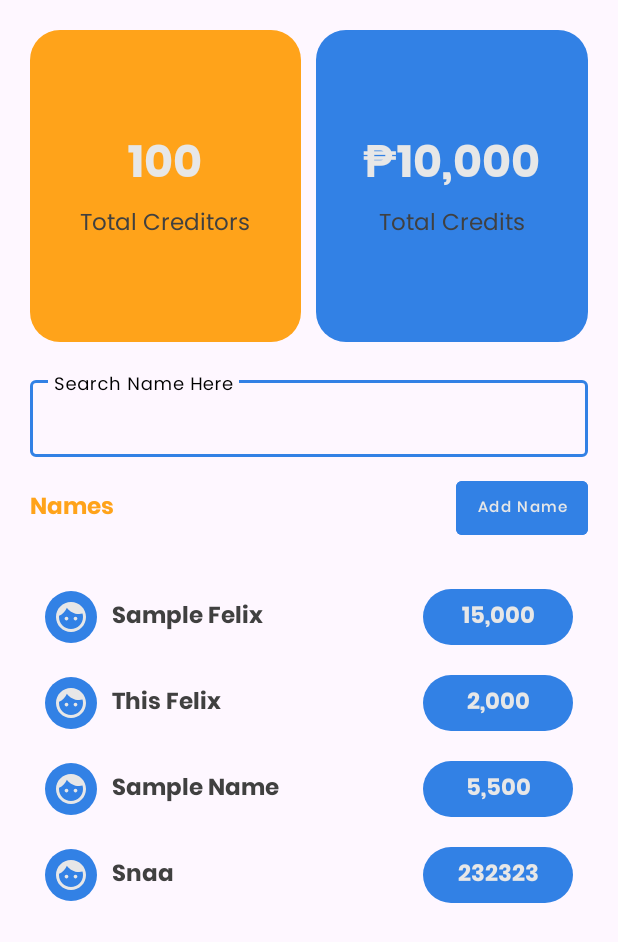
After one commit to NotReallyAProgrammer/IT307_Project, an Android app: the Credits screen opened directly, with no data from a screen before it, on a phone screen of 412 x 824 dp. The commit adds this screen. Shown: the top 942 px of the screen. Run offline under Robolectric (Android 15) with nearby library versions, the phone set to English and light mode, and no system bars.

Commit message:
Credit Ui

```diff
--- /dev/null
+++ b/app/src/main/java/com/example/it307_project/Adapter/CreditAdapter.java
@@ -0,0 +1,57 @@
+package com.example.it307_project.Adapter;
+
+import android.content.Context;
+import android.view.LayoutInflater;
+import android.view.View;
+import android.view.ViewGroup;
+import android.widget.TextView;
+
+import androidx.annotation.NonNull;
+import androidx.recyclerview.widget.RecyclerView;
+
+import com.example.it307_project.Model.CreditModel;
+import com.example.it307_project.Model.ItemModel;
+import com.example.it307_project.R;
+
+import java.util.List;
+
+public class CreditAdapter extends RecyclerView.Adapter<CreditAdapter.ViewHolder> {
+    Context context;
+    List<CreditModel> creditModel;
+
+    public CreditAdapter(Context c, List<CreditModel> creditModels){
+        this.context = c;
+        this.creditModel = creditModels;
+    }
+
+
+    @NonNull
+    @Override
+    public CreditAdapter.ViewHolder onCreateViewHolder(@NonNull ViewGroup parent, int viewType) {
+        LayoutInflater inflater = LayoutInflater.from(context);
+        View view = inflater.inflate(R.layout.credits_cardview,parent,false);
+        return new ViewHolder(view);
+    }
+
+    @Override
+    public void onBindViewHolder(@NonNull CreditAdapter.ViewHolder holder, int position) {
+        holder.TVname.setText(creditModel.get(position).getName());
+        holder.TVindividualcredit.setText(creditModel.get(position).getTotalCredit());
+
+    }
+
+    @Override
+    public int getItemCount() {
+        return creditModel.size();
+    }
+
+    public class ViewHolder extends RecyclerView.ViewHolder{
+        TextView TVname,TVindividualcredit;
+        public ViewHolder(@NonNull View itemView) {
+            super(itemView);
+            TVname = itemView.findViewById(R.id.TVcreditname);
+            TVindividualcredit = itemView.findViewById(R.id.TVindividualcredit);
+
+        }
+    }
+}
--- a/app/src/main/java/com/example/it307_project/Adapter/NavAdapter.java
+++ b/app/src/main/java/com/example/it307_project/Adapter/NavAdapter.java
@@ -1,18 +1,26 @@
 package com.example.it307_project.Adapter;
 
 
+import static android.content.ContentValues.TAG;
+
+import static androidx.core.content.ContextCompat.startActivity;
+
 import android.content.Context;
+import android.content.Intent;
 import android.view.LayoutInflater;
 import android.view.View;
 import android.view.ViewGroup;
 import android.widget.TextView;
+import android.widget.Toast;
 
 import androidx.annotation.NonNull;
 import androidx.recyclerview.widget.RecyclerView;
 
 import com.example.it307_project.Model.NavModel;
 import com.example.it307_project.R;
+import com.example.it307_project.Sales;
 
+import java.lang.ref.WeakReference;
 import java.util.List;
 
 
@@ -20,10 +28,14 @@ public class NavAdapter extends RecyclerView.Adapter<NavAdapter.ViewHolder>{
 
     Context context;
     List<NavModel> navModel;
+    private final ClickListener listener;
 
-    public NavAdapter(Context c, List<NavModel> navModels){
+
+
+    public NavAdapter(Context c, List<NavModel> navModels, ClickListener listener){
         this.context = c;
         this.navModel = navModels;
+        this.listener = listener;
     }
 
     @NonNull
@@ -46,16 +58,29 @@ public class NavAdapter extends RecyclerView.Adapter<NavAdapter.ViewHolder>{
         return navModel.size();
     }
 
-    public class ViewHolder extends RecyclerView.ViewHolder{
+    public interface ClickListener {
+        void onPositionClicked(int position);
+
+    }
+
+    public class ViewHolder extends RecyclerView.ViewHolder implements View.OnClickListener {
 
         private TextView TVnavtitle, TVnavdisc, BTNnavview;
+        private WeakReference<ClickListener> listenerRef;
+
 
         public ViewHolder(@NonNull View itemView) {
             super(itemView);
-
+            listenerRef = new WeakReference<>(listener);
             TVnavtitle = itemView.findViewById(R.id.TVnavtitle);
             TVnavdisc = itemView.findViewById(R.id.TVnavdisc);
             BTNnavview = itemView.findViewById(R.id.BTNnavview);
+
+           BTNnavview.setOnClickListener(this);
+        }
+
+        public void onClick(View v){
+            listenerRef.get().onPositionClicked(getAdapterPosition());
         }
     }
 
--- /dev/null
+++ b/app/src/main/java/com/example/it307_project/Credits.java
@@ -0,0 +1,60 @@
+package com.example.it307_project;
+
+import android.content.Context;
+import android.os.Bundle;
+
+import androidx.activity.EdgeToEdge;
+import androidx.appcompat.app.AppCompatActivity;
+import androidx.core.graphics.Insets;
+import androidx.core.view.ViewCompat;
+import androidx.core.view.WindowInsetsCompat;
+import androidx.recyclerview.widget.LinearLayoutManager;
+import androidx.recyclerview.widget.RecyclerView;
+
+import com.example.it307_project.Adapter.CreditAdapter;
+import com.example.it307_project.Model.CreditModel;
+import com.example.it307_project.Model.NavModel;
+
+import java.util.ArrayList;
+import java.util.List;
+
+public class Credits extends AppCompatActivity {
+    RecyclerView RVcredit;
+    List<CreditModel> creditModels = new ArrayList<>();
+    CreditAdapter creditAdapter;
+    Context c = this;
+
+    @Override
+    protected void onCreate(Bundle savedInstanceState) {
+        super.onCreate(savedInstanceState);
+        EdgeToEdge.enable(this);
+        setContentView(R.layout.activity_credits);
+        initialize();
+        setCreditAdapter();
+        ViewCompat.setOnApplyWindowInsetsListener(findViewById(R.id.main), (v, insets) -> {
+            Insets systemBars = insets.getInsets(WindowInsetsCompat.Type.systemBars());
+            v.setPadding(systemBars.left, systemBars.top, systemBars.right, systemBars.bottom);
+            return insets;
+        });
+    }
+
+    private void initialize(){
+        RVcredit = findViewById(R.id.RVcredit);
+
+        creditModels.add(new CreditModel("Sample Felix","15,000"));
+        creditModels.add(new CreditModel("This Felix","2,000"));
+        creditModels.add(new CreditModel("Sample Name","5,500"));
+        creditModels.add(new CreditModel("Snaa","232323"));
+
+
+
+        creditAdapter = new CreditAdapter(c,creditModels);
+        RVcredit.setAdapter(creditAdapter);
+      LinearLayoutManager layoutManager = new LinearLayoutManager(c, LinearLayoutManager.VERTICAL, false);
+       RVcredit.setLayoutManager(layoutManager);
+    }
+
+    private void setCreditAdapter(){
+
+    }
+}
--- a/app/src/main/java/com/example/it307_project/Home.java
+++ b/app/src/main/java/com/example/it307_project/Home.java
@@ -1,6 +1,7 @@
 package com.example.it307_project;
 
 import android.content.Context;
+import android.content.Intent;
 import android.os.Bundle;
 
 import androidx.activity.EdgeToEdge;
@@ -56,12 +57,32 @@ public class Home extends AppCompatActivity {
         navModels.add(new NavModel("All Items", "This is a simple discription.","View Items"));
         navModels.add(new NavModel("Credits", "This is a simple discription.","View Credits"));
 
-        navAdapter = new NavAdapter(c,navModels);
+        navAdapter = new NavAdapter(c,navModels, new NavAdapter.ClickListener() {
+            @Override
+            public void onPositionClicked(int position) {
+                if(position == 0){
+                    Intent i = new Intent(c,Sales.class);
+                    startActivity(i);
+               }else if(position == 1){
+//                    Intent i = new Intent(c, Items.class);
+//                    startActivity(i);
+                }else if (position == 2) {
+                    Intent i = new Intent(c, Credits.class);
+                    startActivity(i);
+                }
+            }
+
+
+
+        });
+
         RVname.setAdapter(navAdapter);
-
         LinearLayoutManager layoutManager = new LinearLayoutManager(c, LinearLayoutManager.HORIZONTAL, false);
         RVname.setLayoutManager(layoutManager);
+
     }
+
+
 
     private void setItemAdapter(){
         itemModels.add(new ItemModel("₱100","20","Sample","Sample Item Name"));
--- /dev/null
+++ b/app/src/main/java/com/example/it307_project/Model/CreditModel.java
@@ -0,0 +1,19 @@
+package com.example.it307_project.Model;
+
+public class CreditModel {
+    private String name;
+    private String totalCredit;
+
+    public CreditModel(String name, String totalCredit) {
+        this.name = name;
+        this.totalCredit = totalCredit;
+    }
+
+    public String getName() {
+        return name;
+    }
+
+    public String getTotalCredit() {
+        return totalCredit;
+    }
+}
--- /dev/null
+++ b/app/src/main/java/com/example/it307_project/Sales.java
@@ -0,0 +1,24 @@
+package com.example.it307_project;
+
+import android.os.Bundle;
+
+import androidx.activity.EdgeToEdge;
+import androidx.appcompat.app.AppCompatActivity;
+import androidx.core.graphics.Insets;
+import androidx.core.view.ViewCompat;
+import androidx.core.view.WindowInsetsCompat;
+
+public class Sales extends AppCompatActivity {
+
+    @Override
+    protected void onCreate(Bundle savedInstanceState) {
+        super.onCreate(savedInstanceState);
+        EdgeToEdge.enable(this);
+        setContentView(R.layout.activity_sales);
+        ViewCompat.setOnApplyWindowInsetsListener(findViewById(R.id.main), (v, insets) -> {
+            Insets systemBars = insets.getInsets(WindowInsetsCompat.Type.systemBars());
+            v.setPadding(systemBars.left, systemBars.top, systemBars.right, systemBars.bottom);
+            return insets;
+        });
+    }
+}
--- a/app/src/main/res/drawable/cornerradius.xml
+++ b/app/src/main/res/drawable/cornerradius.xml
@@ -1,5 +1,5 @@
 <?xml version="1.0" encoding="utf-8"?>
 <shape xmlns:android="http://schemas.android.com/apk/res/android">
-    <solid android:color="@color/errorBgColor" />
+    <solid android:color="@color/colorSecondary" />
     <corners android:radius="20dp" />
 </shape>
--- /dev/null
+++ b/app/src/main/res/drawable/person.xml
@@ -0,0 +1,5 @@
+<vector xmlns:android="http://schemas.android.com/apk/res/android" android:height="24dp" android:tint="#000000" android:viewportHeight="24" android:viewportWidth="24" android:width="24dp">
+
+    <path android:fillColor="@android:color/white" android:pathData="M9,11.75c-0.69,0 -1.25,0.56 -1.25,1.25s0.56,1.25 1.25,1.25 1.25,-0.56 1.25,-1.25 -0.56,-1.25 -1.25,-1.25zM15,11.75c-0.69,0 -1.25,0.56 -1.25,1.25s0.56,1.25 1.25,1.25 1.25,-0.56 1.25,-1.25 -0.56,-1.25 -1.25,-1.25zM12,2C6.48,2 2,6.48 2,12s4.48,10 10,10 10,-4.48 10,-10S17.52,2 12,2zM12,20c-4.41,0 -8,-3.59 -8,-8 0,-0.29 0.02,-0.58 0.05,-0.86 2.36,-1.05 4.23,-2.98 5.21,-5.37C11.07,8.33 14.05,10 17.42,10c0.78,0 1.53,-0.09 2.25,-0.26 0.21,0.71 0.33,1.47 0.33,2.26 0,4.41 -3.59,8 -8,8z"/>
+
+</vector>
--- /dev/null
+++ b/app/src/main/res/drawable/searchname.xml
@@ -0,0 +1,5 @@
+<vector xmlns:android="http://schemas.android.com/apk/res/android" android:height="24dp" android:tint="#000000" android:viewportHeight="24" android:viewportWidth="24" android:width="24dp">
+
+    <path android:fillColor="@android:color/white" android:pathData="M20,0L4,0v2h16L20,0zM4,24h16v-2L4,22v2zM20,4L4,4c-1.1,0 -2,0.9 -2,2v12c0,1.1 0.9,2 2,2h16c1.1,0 2,-0.9 2,-2L22,6c0,-1.1 -0.9,-2 -2,-2zM12,6.75c1.24,0 2.25,1.01 2.25,2.25s-1.01,2.25 -2.25,2.25S9.75,10.24 9.75,9 10.76,6.75 12,6.75zM17,17L7,17v-1.5c0,-1.67 3.33,-2.5 5,-2.5s5,0.83 5,2.5L17,17z"/>
+
+</vector>
--- /dev/null
+++ b/app/src/main/res/layout/activity_credits.xml
@@ -0,0 +1,152 @@
+<?xml version="1.0" encoding="utf-8"?>
+<LinearLayout xmlns:android="http://schemas.android.com/apk/res/android"
+    xmlns:app="http://schemas.android.com/apk/res-auto"
+    xmlns:tools="http://schemas.android.com/tools"
+    android:id="@+id/main"
+    android:layout_width="match_parent"
+    android:layout_height="match_parent"
+    tools:context=".Credits"
+    android:orientation="vertical"
+    android:layout_margin="20dp">
+
+    <LinearLayout
+        android:layout_width="match_parent"
+        android:layout_height="0dp"
+        android:layout_weight="3"
+        android:orientation="horizontal">
+            <LinearLayout
+                android:layout_width="0dp"
+                android:layout_weight="1"
+                android:layout_height="match_parent"
+                android:orientation="vertical"
+                android:gravity="center"
+                android:background="@drawable/cornerradius"
+                android:backgroundTint="@color/colorPrimaryDark">
+                <TextView
+                    android:id="@+id/TVtotalperson"
+                    android:layout_width="wrap_content"
+                    android:layout_height="wrap_content"
+                    android:text="100"
+                    android:textSize="30dp"
+                    android:fontFamily="@font/poppinsbold"
+                    android:textColor="@color/gray"
+                    />
+                <TextView
+                    android:layout_width="wrap_content"
+                    android:layout_height="wrap_content"
+                    android:text="Total Creditors"
+                    android:fontFamily="@font/poppinsregular"
+                    android:textColor="@color/darkgray"
+                    android:textSize="15dp"/>
+
+            </LinearLayout>
+        <Space
+            android:layout_width="10dp"
+            android:layout_height="match_parent" />
+             <LinearLayout
+            android:layout_width="0dp"
+            android:layout_weight="1"
+            android:layout_height="match_parent"
+            android:orientation="vertical"
+            android:gravity="center"
+            android:background="@drawable/cornerradius"
+            android:backgroundTint="@color/colorSecondary">
+            <TextView
+                android:id="@+id/TVtotalcredit"
+                android:layout_width="wrap_content"
+                android:layout_height="wrap_content"
+                android:text="₱10,000"
+                android:textSize="30dp"
+                android:fontFamily="@font/poppinsbold"
+                android:textColor="@color/gray"
+                />
+            <TextView
+                android:layout_width="wrap_content"
+                android:layout_height="wrap_content"
+                android:text="Total Credits"
+                android:fontFamily="@font/poppinsregular"
+                android:textColor="@color/darkgray"
+                android:textSize="15dp"/>
+
+        </LinearLayout>
+    </LinearLayout>
+
+    <LinearLayout
+        android:layout_marginTop="20dp"
+        android:layout_width="match_parent"
+        android:layout_height="0dp"
+        android:layout_weight="8"
+        android:orientation="vertical">
+
+
+
+        <com.google.android.material.textfield.TextInputLayout
+            android:id="@+id/loginUser"
+            style="@style/Widget.MaterialComponents.TextInputLayout.OutlinedBox"
+            android:layout_width="match_parent"
+            android:layout_height="wrap_content"
+            android:hint="Search Name Here"
+            app:boxStrokeColor="@color/colorSecondary"
+            app:endIconMode="clear_text"
+            app:endIconTint="@color/black"
+            app:hintTextColor="@color/black"
+            app:endIconDrawable="@drawable/searchname"
+            app:startIconTint="@color/black"
+            android:layout_marginBottom="10dp"
+           >
+            <com.google.android.material.textfield.TextInputEditText
+                android:id="@+id/ETemail"
+                android:layout_width="match_parent"
+                android:layout_height="match_parent"
+                android:fontFamily="@font/poppinsregular"
+                android:inputType="text"
+                android:textSize="10sp"
+                android:textCursorDrawable="@drawable/textinputblue"  />
+
+
+        </com.google.android.material.textfield.TextInputLayout>
+
+
+        <RelativeLayout
+            android:layout_width="match_parent"
+            android:layout_height="wrap_content"
+            android:layout_marginBottom="20dp">
+            <TextView
+                android:layout_width="wrap_content"
+                android:layout_height="wrap_content"
+                android:text="Names"
+                android:textSize="15sp"
+                android:fontFamily="@font/poppinsbold"
+                android:textColor="@color/colorPrimaryDark"
+                android:layout_centerVertical="true"
+               />
+
+            <Button
+                android:layout_width="wrap_content"
+                android:layout_height="wrap_content"
+                android:text="Add Name"
+                style="@style/Widget.MaterialComponents.Button.TextButton"
+                android:textAllCaps="false"
+                android:textColor="@color/gray"
+                android:fontFamily="@font/poppinsmedium"
+                android:textSize="10sp"
+                android:backgroundTint="@color/colorSecondary"
+                android:layout_alignParentRight="true"/>
+
+        </RelativeLayout>
+
+        <androidx.recyclerview.widget.RecyclerView
+            android:id="@+id/RVcredit"
+            android:layout_width="match_parent"
+            android:layout_height="wrap_content"
+            android:layout_rowWeight="1"
+            android:layout_columnWeight="1"
+            android:layout_marginBottom="20dp"
+            android:orientation="horizontal"
+            app:layoutManager="androidx.recyclerview.widget.LinearLayoutManager"
+            android:layout_centerVertical="true"
+            tools:listitem="@android:layout/simple_list_item_checked"/>
+
+    </LinearLayout>
+
+</LinearLayout>
--- /dev/null
+++ b/app/src/main/res/layout/activity_sales.xml
@@ -0,0 +1,10 @@
+<?xml version="1.0" encoding="utf-8"?>
+<androidx.constraintlayout.widget.ConstraintLayout xmlns:android="http://schemas.android.com/apk/res/android"
+    xmlns:app="http://schemas.android.com/apk/res-auto"
+    xmlns:tools="http://schemas.android.com/tools"
+    android:id="@+id/main"
+    android:layout_width="match_parent"
+    android:layout_height="match_parent"
+    tools:context=".Sales">
+
+</androidx.constraintlayout.widget.ConstraintLayout>
--- /dev/null
+++ b/app/src/main/res/layout/credits_cardview.xml
@@ -0,0 +1,66 @@
+<?xml version="1.0" encoding="utf-8"?>
+<LinearLayout xmlns:android="http://schemas.android.com/apk/res/android"
+    xmlns:app="http://schemas.android.com/apk/res-auto"
+    android:layout_width="match_parent"
+    android:layout_height="wrap_content"
+    android:elevation="10dp"
+    android:orientation="horizontal"
+    app:cardCornerRadius="10dp"
+    android:padding="10dp">
+
+
+    <RelativeLayout
+        android:layout_width="match_parent"
+        android:layout_height="wrap_content">
+
+        <LinearLayout
+            android:layout_alignParentLeft="true"
+            android:layout_width="match_parent"
+            android:layout_height="wrap_content"
+            android:orientation="horizontal"
+            android:layout_centerVertical="true">
+            <ImageView
+                android:id="@+id/IVcreditpic"
+                android:layout_width="wrap_content"
+                android:layout_height="wrap_content"
+                android:src="@drawable/person"
+                android:padding="5dp"
+                android:background="@drawable/roundedcorner"
+                android:backgroundTint="@color/colorSecondary"
+                app:tint="@color/gray"
+                android:scaleType="centerCrop"/>
+
+            <TextView
+                android:id="@+id/TVcreditname"
+                android:layout_width="wrap_content"
+                android:layout_height="wrap_content"
+                android:text="Sample Name"
+                android:fontFamily="@font/poppinsbold"
+                android:layout_gravity="center"
+                android:textSize="15dp"
+                android:textColor="@color/darkgray"
+                android:layout_marginLeft="10dp"/>
+        </LinearLayout>
+
+        <TextView
+            android:id="@+id/TVindividualcredit"
+            android:layout_width="100dp"
+            android:maxWidth="150dp"
+            android:layout_height="wrap_content"
+            android:textAlignment="center"
+            android:text="P1,100"
+            android:textSize="15sp"
+            android:textColor="@color/gray"
+            android:fontFamily="@font/poppinsbold"
+            android:paddingHorizontal="10dp"
+            android:paddingVertical="5dp"
+            android:backgroundTint="@color/colorSecondary"
+            android:background="@drawable/cornerradius"
+            android:layout_centerVertical="true"
+            android:layout_alignParentRight="true"/>
+
+    </RelativeLayout>
+
+
+
+</LinearLayout>
--- a/app/src/main/res/values/themes.xml
+++ b/app/src/main/res/values/themes.xml
@@ -1,6 +1,6 @@
 <resources xmlns:tools="http://schemas.android.com/tools">
     <!-- Base application theme. -->
-    <style name="Base.Theme.IT307_Project" parent="Theme.MaterialComponents.DayNight.NoActionBar">
+    <style name="Base.Theme.IT307_Project" parent="Theme.Material3.DayNight.NoActionBar">
         <!-- Customize your light theme here. -->
         <!-- <item name="colorPrimary">@color/my_light_primary</item> -->
     </style>
```
Also changed, not shown: app/src/main/AndroidManifest.xml (+9 -3 lines).
